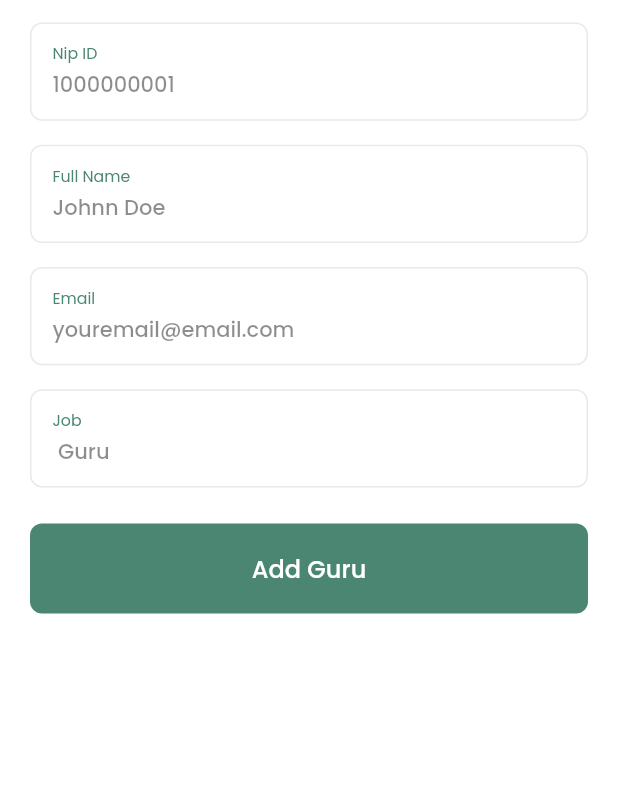
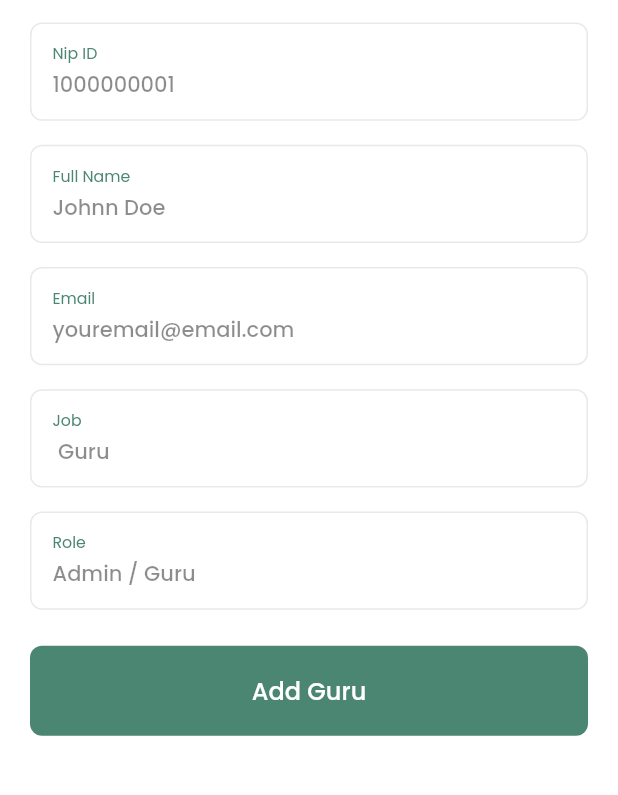
Before and after one commit to dawamuciil/presensi, a Flutter app: the AddPelatihView screen opened by its route, after a tap on "Add Guru", on a phone screen of 412 x 824 dp, the part 93-888 px from its top. Run offline on Flutter 3.47's test engine with Material 2 defaults, Android fonts, the phone set to English and light mode, and no system bars; our stand-ins replace cloud_firestore, firebase_auth, firebase_core, firebase_storage, flutter_svg, geocoding and 6 more; missing offline and left inert: maps_launcher; accounts and stored records are empty.

Commit message:
first upload

```diff
--- a/lib/app/modules/add_guru/controllers/add_guru_controller.dart
+++ b/lib/app/modules/add_guru/controllers/add_guru_controller.dart
@@ -12,6 +12,7 @@ class AddGuruController extends GetxController {
   TextEditingController jobC = TextEditingController();
   TextEditingController nipC = TextEditingController();
   TextEditingController emailC = TextEditingController();
+  TextEditingController roleC = TextEditingController();
   TextEditingController passAdminC = TextEditingController();
 
   FirebaseAuth auth = FirebaseAuth.instance;
@@ -34,7 +35,7 @@ class AddGuruController extends GetxController {
             "job": jobC.text,
             "email": emailC.text,
             "uid": uid,
-            "role": "guru",
+            "role": roleC.text,
             "createdAt": DateTime.now().toIso8601String(),
           });
 
@@ -72,6 +73,7 @@ class AddGuruController extends GetxController {
     if (nameC.text.isNotEmpty &&
         jobC.text.isNotEmpty &&
         nipC.text.isNotEmpty &&
+        roleC.text.isNotEmpty &&
         emailC.text.isNotEmpty) {
       isLoading.value = true;
       CustomAlertDialog.confirmAdmin(
--- a/lib/app/modules/add_guru/views/add_guru_view.dart
+++ b/lib/app/modules/add_guru/views/add_guru_view.dart
@@ -61,6 +61,11 @@ class AddPelatihView extends GetView<AddGuruController> {
             label: 'Job',
             hint: ' Guru',
           ),
+          CustomInput(
+            controller: controller.roleC,
+            label: 'Role',
+            hint: 'Admin / Guru',
+          ),
           const SizedBox(height: 8),
           SizedBox(
             width: MediaQuery.of(context).size.width,
--- a/lib/app/modules/new_password/views/new_password_view.dart
+++ b/lib/app/modules/new_password/views/new_password_view.dart
@@ -142,7 +142,7 @@ class NewPasswordView extends GetView<NewPasswordController> {
                         }
                       },
                       style: ElevatedButton.styleFrom(
-                        padding: const EdgeInsets.symmetric(vertical: 18),
+                        padding: const EdgeInsets.symmetric(vertical: 14),
                         backgroundColor: AppColor.primary,
                         elevation: 0,
                         shape: RoundedRectangleBorder(
--- a/lib/app/widgets/dialog/custom_alert_dialog.dart
+++ b/lib/app/widgets/dialog/custom_alert_dialog.dart
@@ -51,7 +51,7 @@ class CustomAlertDialog {
             obsecureText: true,
           ),
           Container(
-            margin: const EdgeInsets.only(bottom: 16),
+            margin: const EdgeInsets.only(bottom: 10),
             child: Row(
               children: [
                 Expanded(
```
